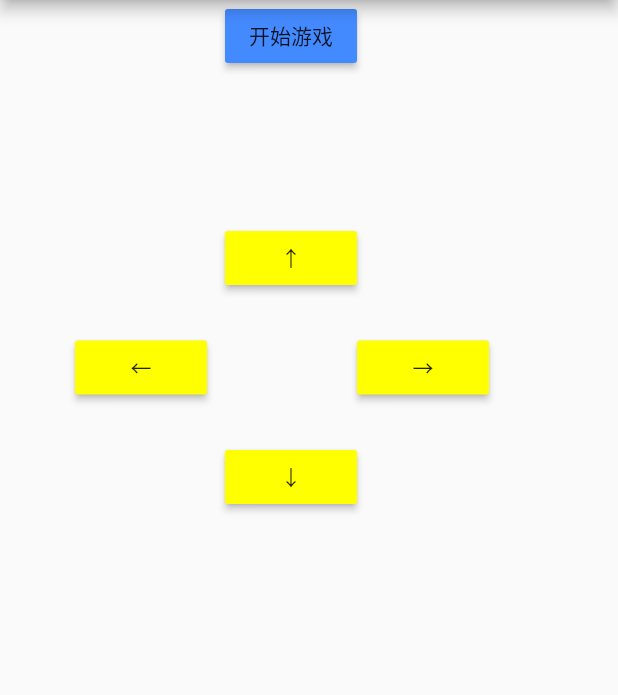
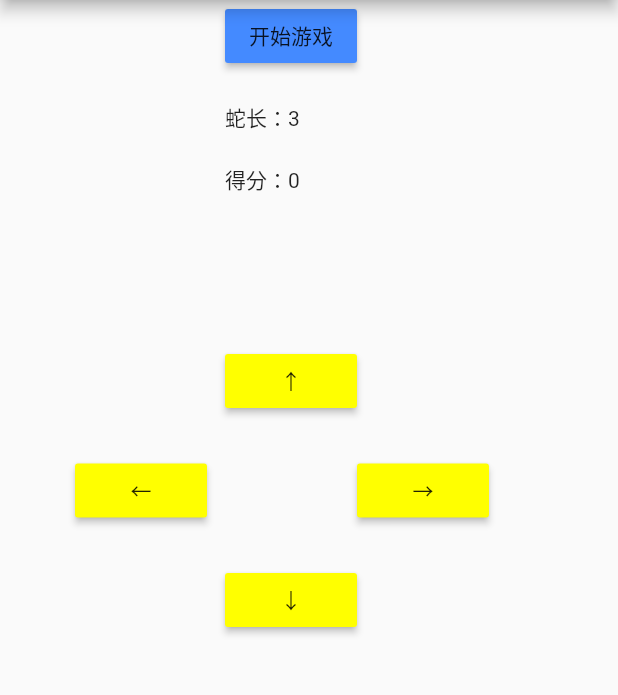
Before and after one commit to AthleticsNero/Snake, a Flutter app: the screen it shows after launch, after a tap on "开始游戏", on a phone screen of 412 x 824 dp, the part 84-779 px from its top. Run offline on Flutter 3.47's test engine with Material 2 defaults, Android fonts, the phone set to English and light mode, and no system bars; missing offline and left inert: mqtt_client.

Commit message:
成功实时显示蛇身和积分
点击开始游戏后开始接受消息，并实时显示更新

```diff
--- a/lib/main.dart
+++ b/lib/main.dart
@@ -25,8 +25,12 @@ class MyHomePage extends StatefulWidget{
   _MyHomePageState createState() => _MyHomePageState();
 }
 class _MyHomePageState extends State<MyHomePage>{
+  int snake_len = 3;
+  int score = 0;
   String _pubControl = 'control';
   String _pubModeTopic = 'mode';
+  String _subSnakeLen = 'snake_len';
+  String _subScore = 'score';
   String _pubMsg;
   bool _retainValue = false;
   ScrollController subMsgScrollController = new ScrollController();
@@ -39,6 +43,7 @@ class _MyHomePageState extends State<MyHomePage>{
   void initState(){
     super.initState();
     _connect();
+    _subMessage();
   }
   @override
   Widget build(BuildContext context) {
@@ -55,8 +60,32 @@ class _MyHomePageState extends State<MyHomePage>{
                   onPressed: (){
                     _pubMsg = 'N';
                     _pubMode();
+                    score = 0;
+                    _subMessage();
                   },
                   color: Colors.blueAccent,
+                ),
+              )
+            ],
+          ),
+          new Row(
+            children: <Widget>[
+              new Container(
+                padding: EdgeInsets.fromLTRB(150, 20, 0, 0),
+                child:Text(
+                  "蛇长："+
+                  snake_len.toString()
+                ),
+              )
+            ],
+          ),
+          new Row(
+            children: <Widget>[
+              new Container(
+                padding: EdgeInsets.fromLTRB(150, 20, 0, 0),
+                child: Text(
+                  "得分："+
+                    score.toString()
                 ),
               )
             ],
@@ -166,7 +195,7 @@ class _MyHomePageState extends State<MyHomePage>{
       _disconnect();
     }
 
-//    subscription = client.updates.listen(_onMessage);
+    subscription = client.updates.listen(_onMessage);
 
   }
   void _disconnect() {
@@ -197,21 +226,28 @@ class _MyHomePageState extends State<MyHomePage>{
         'payload is <-- ${message} -->');
     print(client.connectionState);
     setState(() {
-      if(event[0].topic=='control'){
-//        come = message;
-//        print(int.parse(come));
-//        for(int i=0;i<225;i++){
-//          if(int.parse(come)==list[i~/15][i%15].id&&!list[i~/15][i%15].isChoosed){
-//            BtnSingle btnSingle = new BtnSingle(id:int.parse(come) ,isAnchoosed: true);
-//            print(list[i~/15][i%15].id);
-//            print("i am here!");
-//            print(list[i~/15][i%15].isAnchoosed);
-//            list[i~/15][i%15] = btnSingle;
-//            print(list[i~/15][i%15].isAnchoosed);
-//          }
-//        }
+      if(event[0].topic=='snake_len'){
+        snake_len = int.parse(message);
+        print(snake_len);
+      }else if(event[0].topic=='score'){
+        score = int.parse(message);
+        print(score);
       }
     });
+
+  }
+  void _subMessage(){
+    //开始接收subtopic的submessage
+    print("on sub message");
+    if(connectionState == mqtt.MqttConnectionState.connected){
+      setState(() {
+        print('subscribe to ${_subSnakeLen}');
+        client.subscribe(_subSnakeLen, mqtt.MqttQos.exactlyOnce);
+        client.subscribe(_subScore, mqtt.MqttQos.exactlyOnce);
+      });
+    }
+
+//      come =  messages.map((Message message){message.message;}).toString();
 
   }
   void _pubMessage(){
```
